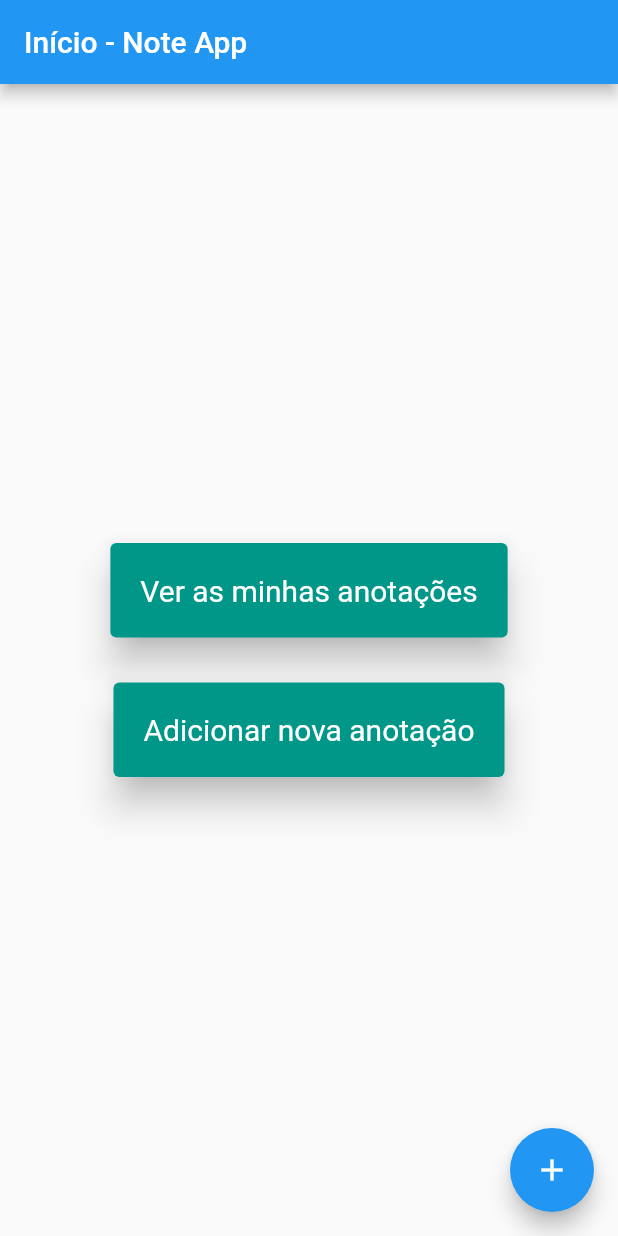
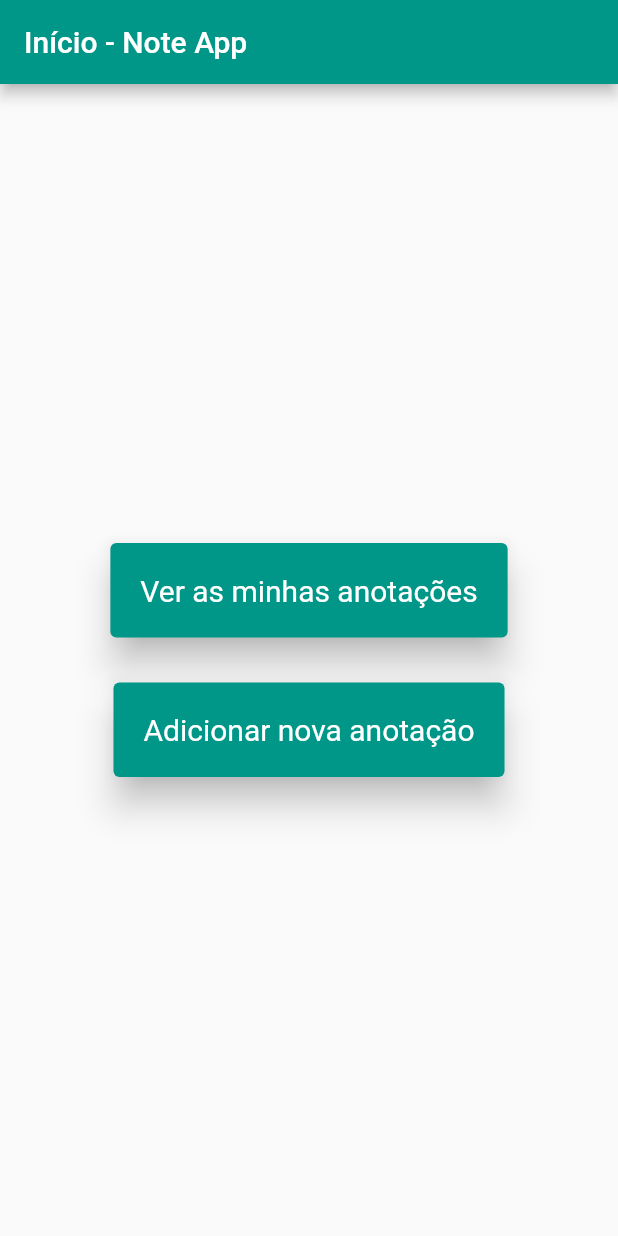
Before and after one commit to adson-matheus/NotesApp, a Flutter app: the screen it shows after launch, on a phone screen of 412 x 824 dp. Run offline on Flutter 3.47's test engine with Material 2 defaults, Android fonts, the phone set to English and light mode, and no system bars.

Commit message:
colocando a funcao da tela inicial fora do arquivo main

```diff
--- a/lib/main.dart
+++ b/lib/main.dart
@@ -1,86 +1,5 @@
 import 'package:flutter/material.dart';
 
-import 'ver_anotacoes.dart';
+import 'package:app_anotacoes/principal.dart';
 
-void main() => runApp(const MyApp());
-
-class MyApp extends StatelessWidget {
-  const MyApp({Key? key}) : super(key: key);
-
-  // This widget is the root of your application.
-  @override
-  Widget build(BuildContext context) {
-    return MaterialApp(
-      title: 'Navigation Over Screens',
-      theme: ThemeData(
-        //brightness: Brightness.dark,
-        primarySwatch: Colors.blue,
-      ),
-//      home: MainPage(),
-
-      // Declare routes
-      routes: {
-        // Main initial route
-        '/': (context) => const MainPage(),
-        // Second route
-        '/anotacoes': (context) => const Anotacoes(),
-      },
-      initialRoute: '/',
-    );
-  }
-}
-
-class MainPage extends StatelessWidget {
-  const MainPage({Key? key}) : super(key: key);
-
-  @override
-  Widget build(BuildContext context) => Scaffold(
-        appBar: AppBar(
-          title: const Text(
-            'Início - Note App',
-            style: TextStyle(fontSize: 20, color: Colors.white),
-          ),
-        ),
-        body: SizedBox(
-          width: double.infinity,
-          height: double.infinity,
-          child: Column(
-            mainAxisAlignment: MainAxisAlignment.center,
-            children: <Widget>[
-              TextButton(
-                child: const Text(
-                  'Ver as minhas anotações',
-                ),
-                style: TextButton.styleFrom(
-                  primary: Colors.white,
-                  backgroundColor: Colors.teal,
-                  elevation: 10,
-                  textStyle: const TextStyle(fontSize: 20),
-                  padding: const EdgeInsets.all(20.0),
-                ),
-                onPressed: () => Navigator.pushNamed(context, '/anotacoes'),
-              ),
-              Container(height: 30),
-              TextButton(
-                child: const Text(
-                  'Adicionar nova anotação',
-                ),
-                style: TextButton.styleFrom(
-                  primary: Colors.white,
-                  backgroundColor: Colors.teal,
-                  elevation: 10,
-                  textStyle: const TextStyle(fontSize: 20),
-                  padding: const EdgeInsets.all(20.0),
-                ),
-                onPressed: () => Navigator.pushNamed(context, '/anotacoes'),
-              ),
-            ],
-          ),
-        ),
-        floatingActionButton: FloatingActionButton(
-          onPressed: () {},
-          tooltip: 'Increment',
-          child: const Icon(Icons.add),
-        ),
-      );
-}
+void main() => runApp(const Principal());
--- /dev/null
+++ b/lib/principal.dart
@@ -0,0 +1,80 @@
+import 'package:flutter/material.dart';
+
+import 'nova_anotacao.dart';
+import 'ver_anotacoes.dart';
+
+class Principal extends StatelessWidget {
+  const Principal({Key? key}) : super(key: key);
+
+  // This widget is the root of your application.
+  @override
+  Widget build(BuildContext context) {
+    return MaterialApp(
+      title: 'Navigation Over Screens',
+      theme: ThemeData(
+        //brightness: Brightness.dark,
+        primarySwatch: Colors.teal,
+      ),
+
+      // Declare routes
+      routes: {
+        // Main initial route
+        '/': (context) => const MainPage(),
+        // Second route
+        '/list_anotacao': (context) => const Anotacao(),
+        '/add_anotacao': (context) => const AddAnotacao(),
+      },
+      initialRoute: '/',
+    );
+  }
+}
+
+class MainPage extends StatelessWidget {
+  const MainPage({Key? key}) : super(key: key);
+
+  @override
+  Widget build(BuildContext context) => Scaffold(
+        appBar: AppBar(
+          title: const Text(
+            'Início - Note App',
+            style: TextStyle(fontSize: 20, color: Colors.white),
+          ),
+        ),
+        body: SizedBox(
+          width: double.infinity,
+          height: double.infinity,
+          child: Column(
+            mainAxisAlignment: MainAxisAlignment.center,
+            children: <Widget>[
+              TextButton(
+                child: const Text(
+                  'Ver as minhas anotações',
+                ),
+                style: TextButton.styleFrom(
+                  primary: Colors.white,
+                  backgroundColor: Colors.teal,
+                  elevation: 10,
+                  textStyle: const TextStyle(fontSize: 20),
+                  padding: const EdgeInsets.all(20.0),
+                ),
+                onPressed: () => Navigator.pushNamed(context, '/list_anotacao'),
+              ),
+              Container(height: 30),
+              TextButton(
+                child: const Text(
+                  'Adicionar nova anotação',
+                ),
+                style: TextButton.styleFrom(
+                  primary: Colors.white,
+                  backgroundColor: Colors.teal,
+                  elevation: 10,
+                  textStyle: const TextStyle(fontSize: 20),
+                  padding: const EdgeInsets.all(20.0),
+                ),
+                onPressed: () => Navigator.pushNamed(context, '/add_anotacao'),
+              ),
+            ],
+          ),
+        ),
+      );
+}
```
